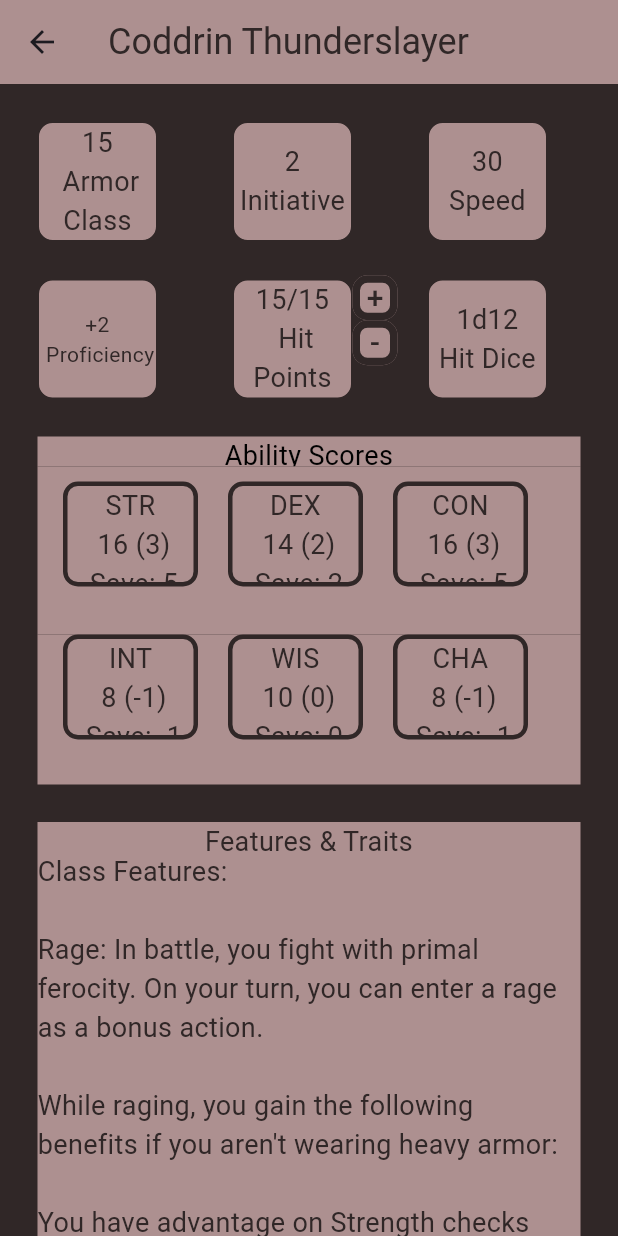
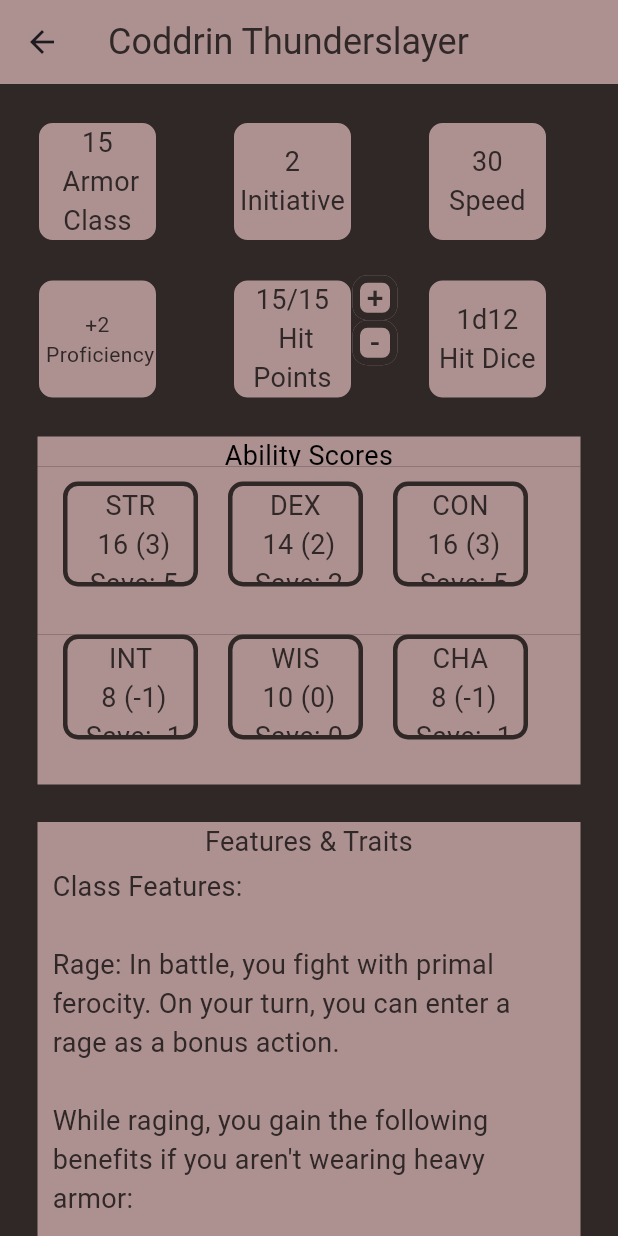
Before and after one commit to EvanMarnik/dnd_character_sheet_app, a Flutter app: the CharacterSheetView screen opened directly with sample values from the repository, on a phone screen of 412 x 824 dp. Run offline on Flutter 3.47's test engine with Material 3 defaults, Android fonts, the phone set to English and light mode, and no system bars; missing offline and left inert: dart:ffi; Roboto replaces fonts that are missing (Lancelot).

Commit message:
Update character_sheet_view.dart

```diff
--- a/lib/view/character_sheet_view.dart
+++ b/lib/view/character_sheet_view.dart
@@ -301,7 +301,7 @@ class _CharacterSheetViewState extends State<CharacterSheetView> {
                 margin: EdgeInsets.fromLTRB(25.0, 0, 25.0, 0),
                 width: 400.0,
                 color: Color(0xFFAD9090),
-                child: Text(vm.featuresToString(), style: TextStyle(fontSize: 18), textAlign: TextAlign.left),
+                child: Text(vm.featuresToString(), style: TextStyle(fontSize: 18), textAlign: TextAlign.left), padding: EdgeInsets.all(10),
               ),
             ),
           ],
```
